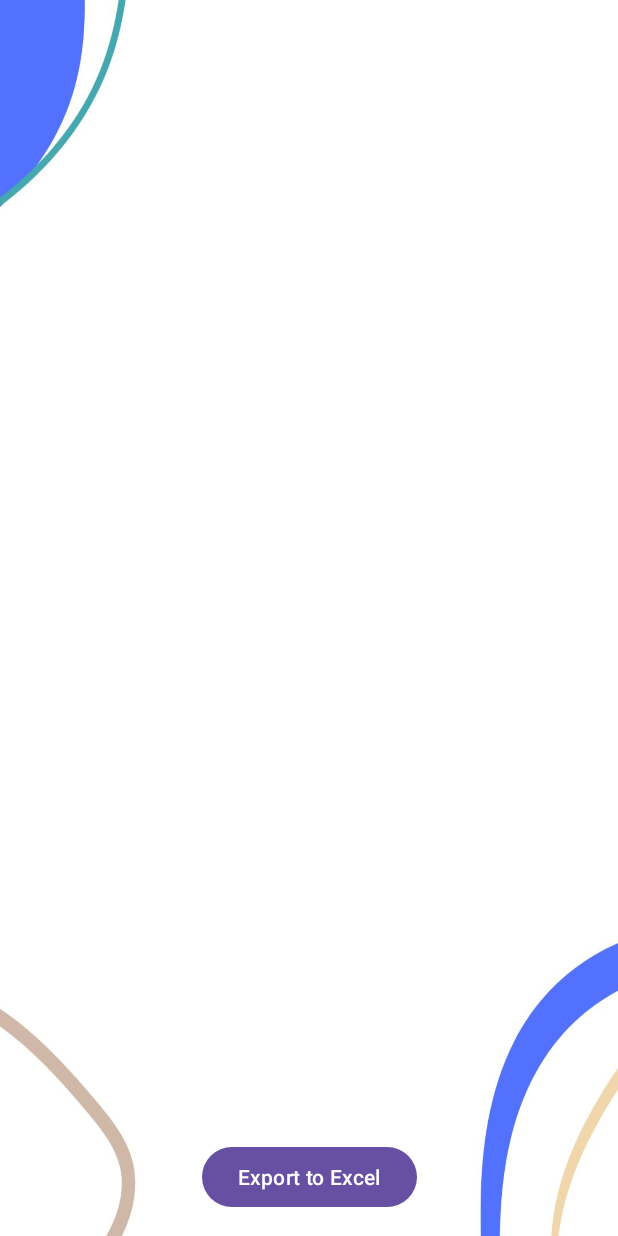
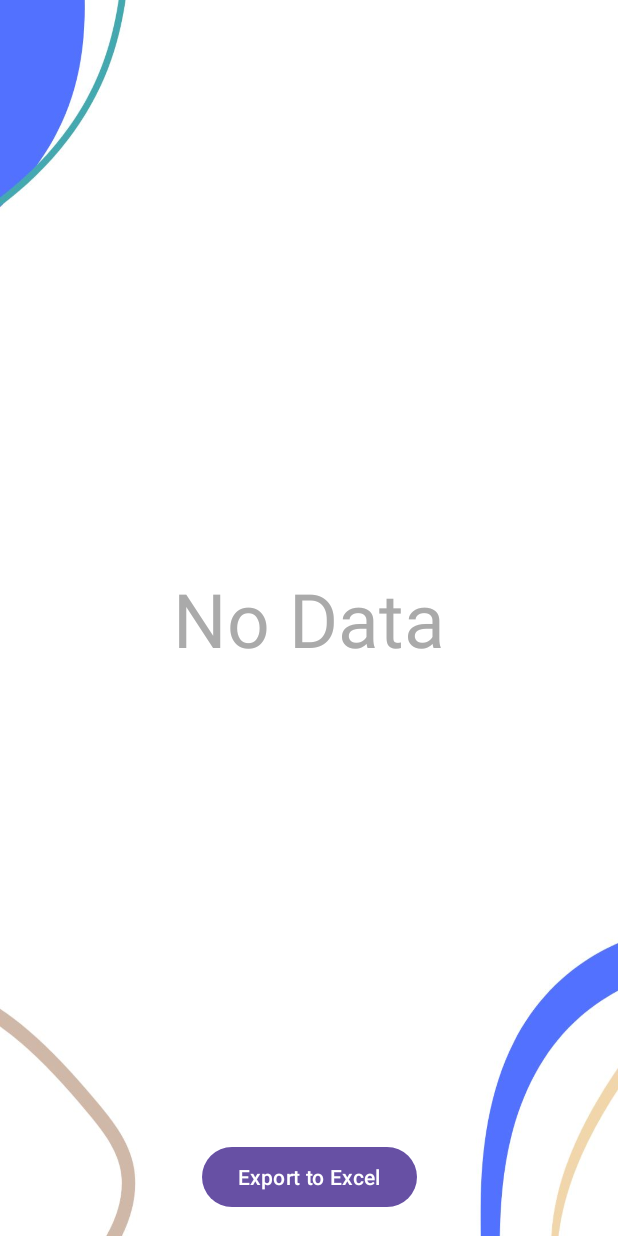
Before and after one commit to NafeesSadat/HungerLink_HackathonX, an Android app: the HistoryActivity screen opened directly, with no data from a screen before it, on a phone screen of 412 x 824 dp. Run offline under Robolectric (Android 15) with nearby library versions, the light colour scheme and no system bars; our stand-ins replace Firebase (no records; nobody signed in at launch, a user with empty details on screens opened directly); libraries missing offline, so code that uses them is left out: org.apache.poi; pictures from the network do not load.

Commit message:
Final the shesh

```diff
--- a/app/src/main/java/com/example/hungerlink/HistoryActivity.java
+++ b/app/src/main/java/com/example/hungerlink/HistoryActivity.java
@@ -112,6 +112,7 @@ import android.util.Log;
 import android.view.View;
 import android.widget.Button;
 import android.widget.ListView;
+import android.widget.TextView;
 import android.widget.Toast;
 
 import androidx.annotation.NonNull;
@@ -143,12 +144,15 @@ public class HistoryActivity extends AppCompatActivity {
     private DatabaseReference databaseReference;
     private String currentUserId;
 
+    private TextView noDataTextView;
+
     @Override
     protected void onCreate(Bundle savedInstanceState) {
         super.onCreate(savedInstanceState);
         setContentView(R.layout.activity_history);
 
         ListView listView = findViewById(R.id.listview);
+        noDataTextView = findViewById(R.id.noDataTextView);
         receiveList = new ArrayList<>();
         adapter = new HistoryAdapter(this, receiveList);
         listView.setAdapter(adapter);
@@ -202,6 +206,13 @@ public class HistoryActivity extends AppCompatActivity {
                     }
                 }
                 adapter.notifyDataSetChanged();
+                if (receiveList.isEmpty()) {
+                    Log.d("ReceiveActivity", "No Data Available");
+                    noDataTextView.setVisibility(TextView.VISIBLE);
+
+                } else {
+                    noDataTextView.setVisibility(TextView.GONE);
+                }
             }
 
             @Override
--- a/app/src/main/res/layout/activity_history.xml
+++ b/app/src/main/res/layout/activity_history.xml
@@ -22,6 +22,20 @@
         android:layout_marginLeft="10dp"
         android:layout_marginRight="10dp"/>
 
+    <TextView
+        android:id="@+id/noDataTextView"
+        android:layout_width="wrap_content"
+        android:layout_height="wrap_content"
+        android:text="No Data"
+        android:textSize="50dp"
+        android:textColor="@android:color/darker_gray"
+        android:gravity="center"
+        android:visibility="gone"
+        app:layout_constraintTop_toTopOf="parent"
+        app:layout_constraintBottom_toBottomOf="parent"
+        app:layout_constraintStart_toStartOf="parent"
+        app:layout_constraintEnd_toEndOf="parent"/>
+
     <Button
         android:id="@+id/exportButton"
         android:layout_width="wrap_content"
--- a/app/src/main/res/layout/list_history_item.xml
+++ b/app/src/main/res/layout/list_history_item.xml
@@ -37,13 +37,13 @@
             android:layout_toEndOf="@id/listImage"/>
 
         <TextView
-            android:layout_width="80dp"
+            android:layout_width="wrap_content"
             android:layout_height="30dp"
             android:id="@+id/listStatus"
             android:textSize="16dp"
             android:layout_toEndOf="@id/listName"
             android:layout_marginTop="25dp"
-            android:layout_marginStart="100dp"
+            android:layout_marginStart="70dp"
             android:textColor="@color/lavender"/>
 
     </RelativeLayout>
--- a/app/src/main/res/layout/list_item.xml
+++ b/app/src/main/res/layout/list_item.xml
@@ -37,13 +37,13 @@
             android:layout_toEndOf="@id/listImage"/>
 
         <TextView
-            android:layout_width="80dp"
+            android:layout_width="wrap_content"
             android:layout_height="30dp"
             android:id="@+id/listDistance"
             android:textSize="16dp"
             android:layout_toEndOf="@id/listName"
             android:layout_marginTop="25dp"
-            android:layout_marginStart="100dp"
+            android:layout_marginStart="70dp"
             android:textColor="@color/lavender"/>
 
     </RelativeLayout>
--- a/app/src/main/res/layout/list_my_donation_item.xml
+++ b/app/src/main/res/layout/list_my_donation_item.xml
@@ -37,13 +37,13 @@
             android:layout_toEndOf="@id/listImage"/>
 
         <TextView
-            android:layout_width="80dp"
+            android:layout_width="wrap_content"
             android:layout_height="30dp"
             android:id="@+id/listStatus"
             android:textSize="16dp"
             android:layout_toEndOf="@id/listName"
             android:layout_marginTop="25dp"
-            android:layout_marginStart="100dp"
+            android:layout_marginStart="70dp"
             android:textColor="@color/lavender"/>
 
     </RelativeLayout>
```
Also changed, not shown: app/src/main/java/com/example/hungerlink/MyDonationListActivity.java (+12 -0 lines), app/src/main/res/layout/activity_my_donation_list.xml (+14 -0 lines).
